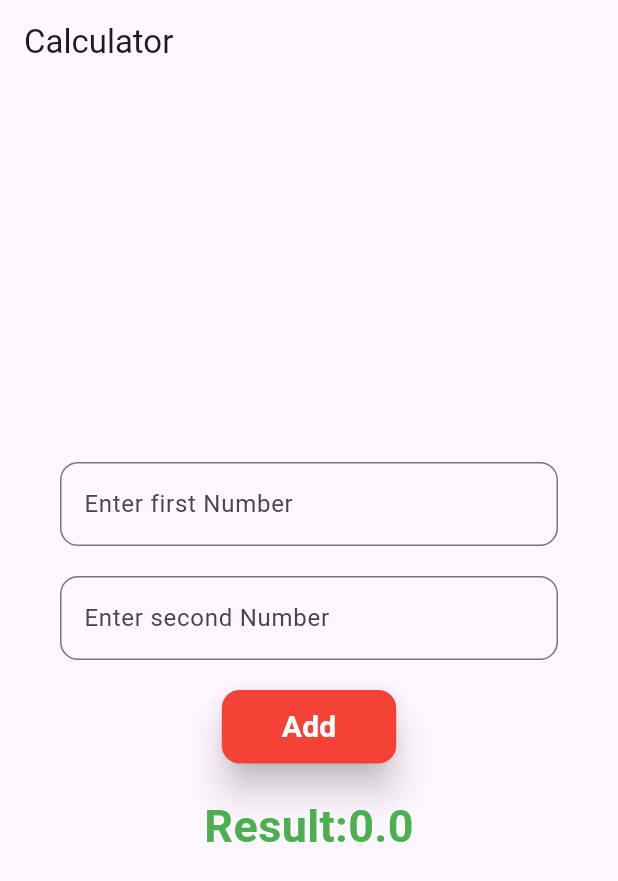
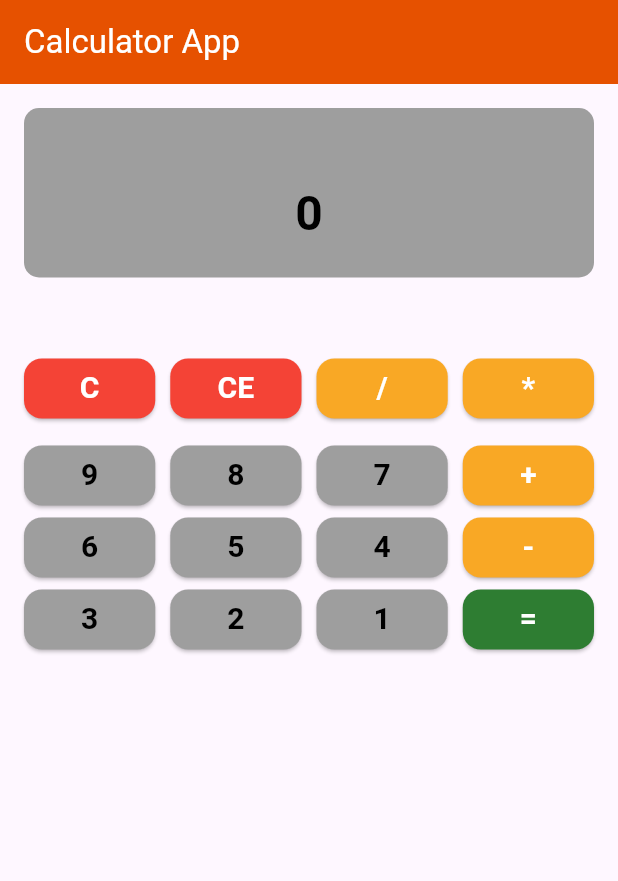
Before and after one commit to Shimon31/Calculator-_flutter, a Flutter app: the screen it shows after launch, on a phone screen of 412 x 824 dp. Shown: the top 881 px of the screen. Run offline on Flutter 3.47's test engine with Material 3 defaults, Android fonts, the phone set to English and light mode, and no system bars.

Commit message:
add complete_calculator.dart

```diff
--- /dev/null
+++ b/lib/complete_calculator.dart
@@ -0,0 +1,300 @@
+import 'package:flutter/cupertino.dart';
+import 'package:flutter/material.dart';
+
+class Complete_Calculator extends StatefulWidget {
+  const Complete_Calculator({super.key});
+
+  @override
+  State<Complete_Calculator> createState() => _CalculatorState();
+}
+
+class _CalculatorState extends State<Complete_Calculator> {
+  String display = "0";
+  String firstNumber = "";
+  String operation = "";
+  bool isNewNumber = true;
+
+  @override
+  Widget build(BuildContext context) {
+    return Scaffold(
+      appBar: AppBar(
+        title: Text("Calculator App"),
+        backgroundColor: Colors.orange[900],
+        foregroundColor: Colors.white,
+      ),
+      body: Padding(
+        padding: EdgeInsets.all(16),
+        child: Column(
+          children: [
+            Container(
+              width: double.infinity,
+              padding: EdgeInsets.all(20),
+              decoration: BoxDecoration(
+                color: Colors.grey,
+                borderRadius: BorderRadius.circular(10),
+              ),
+              child: Column(
+                mainAxisAlignment: MainAxisAlignment.end,
+                children: [
+                  Text(
+                    operation.isNotEmpty ? "$firstNumber $operation" : "",
+                    style: TextStyle(fontSize: 16, color: Colors.grey[300]),
+                  ),
+                  SizedBox(height: 4),
+                  Text(
+                    display,
+                    style: TextStyle(
+                      fontSize: 32,
+                      color: Colors.black,
+                      fontWeight: FontWeight.bold,
+                    ),
+                  ),
+                ],
+              ),
+            ),
+            SizedBox(height: 50),
+
+            // Buttons section (Expanded here)
+            Expanded(
+              child: Column(
+                children: [
+                  //first Row
+                  Row(
+                    children: [
+                      Expanded(child: _buildButton("C", Colors.red, _clear)),
+                      SizedBox(width: 10),
+                      Expanded(
+                        child: _buildButton("CE", Colors.red, _clearEntry),
+                      ),
+                      SizedBox(width: 10),
+                      Expanded(
+                        child: _buildButton(
+                          "/",
+                          Colors.yellow[800]!,
+                              () => _operation('/'),
+                        ),
+                      ),
+                      SizedBox(width: 10),
+                      Expanded(
+                        child: _buildButton(
+                          "*",
+                          Colors.yellow[800]!,
+                              () => _operation("*"),
+                        ),
+                      ),
+                    ],
+                  ),
+                  SizedBox(height: 10),
+                  //second Row
+                  Row(
+                    children: [
+                      Expanded(
+                        child: _buildButton(
+                          "9",
+                          Colors.grey,
+                              () => _addDigit('9'),
+                        ),
+                      ),
+                      SizedBox(width: 10),
+                      Expanded(
+                        child: _buildButton(
+                          "8",
+                          Colors.grey,
+                              () => _addDigit('8'),
+                        ),
+                      ),
+                      SizedBox(width: 10),
+                      Expanded(
+                        child: _buildButton(
+                          "7",
+                          Colors.grey,
+                              () => _addDigit('7'),
+                        ),
+                      ),
+                      SizedBox(width: 10),
+                      Expanded(
+                        child: _buildButton(
+                          "+",
+                          Colors.yellow[800]!,
+                              () => _operation("+"),
+                        ),
+                      ),
+                    ],
+                  ),
+                  //Third Row
+                  Row(
+                    children: [
+                      Expanded(
+                        child: _buildButton(
+                          "6",
+                          Colors.grey,
+                              () => _addDigit('6'),
+                        ),
+                      ),
+                      SizedBox(width: 10),
+                      Expanded(
+                        child: _buildButton(
+                          "5",
+                          Colors.grey,
+                              () => _addDigit('5'),
+                        ),
+                      ),
+                      SizedBox(width: 10),
+                      Expanded(
+                        child: _buildButton(
+                          "4",
+                          Colors.grey,
+                              () => _addDigit('4'),
+                        ),
+                      ),
+                      SizedBox(width: 10),
+                      Expanded(
+                        child: _buildButton(
+                          "-",
+                          Colors.yellow[800]!,
+                              () => _operation("-"),
+                        ),
+                      ),
+                    ],
+                  ),
+                  //Fourth Row
+                  Row(
+                    children: [
+                      Expanded(
+                        child: _buildButton(
+                          "3",
+                          Colors.grey,
+                              () => _addDigit('3'),
+                        ),
+                      ),
+                      SizedBox(width: 10),
+                      Expanded(
+                        child: _buildButton(
+                          "2",
+                          Colors.grey,
+                              () => _addDigit('2'),
+                        ),
+                      ),
+                      SizedBox(width: 10),
+                      Expanded(
+                        child: _buildButton(
+                          "1",
+                          Colors.grey,
+                              () => _addDigit('1'),
+                        ),
+                      ),
+                      SizedBox(width: 10),
+                      Expanded(
+                        child: _buildButton(
+                          "=",
+                          Colors.green[800]!,
+                          _result,
+                        ),
+                      ),
+                    ],
+                  ),
+                ],
+              ),
+            ),
+          ],
+        ),
+      ),
+    );
+  }
+
+  Widget _buildButton(String text, Color color, VoidCallback onPressed) {
+    return ElevatedButton(
+      onPressed: onPressed,
+      style: ElevatedButton.styleFrom(
+        backgroundColor: color,
+        foregroundColor: color == Colors.grey ? Colors.black : Colors.white,
+        shape: RoundedRectangleBorder(borderRadius: BorderRadius.circular(12)),
+      ),
+      child: Text(
+        text,
+        style: TextStyle(fontSize: 20, fontWeight: FontWeight.bold),
+      ),
+    );
+  }
+
+  void _clear() {
+    setState(() {
+      display = "0";
+      firstNumber = "";
+      operation = "";
+      isNewNumber = true;
+    });
+  }
+
+  void _clearEntry() {
+    setState(() {
+      display = "0";
+      isNewNumber = true;
+    });
+  }
+
+  void _operation(String _operation) {
+    setState(() {
+      firstNumber = display;
+      operation = _operation;
+      isNewNumber = true;
+    });
+  }
+
+  void _addDigit(String digit) {
+    setState(() {
+      if (isNewNumber) {
+        display = digit;
+        isNewNumber = false;
+      } else {
+        if (display == "0") {
+          display = digit;
+        } else {
+          display += digit;
+        }
+      }
+    });
+  }
+
+  void _result() {
+    if (firstNumber.isNotEmpty && operation.isNotEmpty) {
+      setState(() {
+        double first = double.parse(firstNumber);
+        double second = double.parse(display);
+        double result = 0;
+
+        switch (operation) {
+          case '+':
+            result = first + second;
+            break;
+
+          case "-":
+            result = first - second;
+            break;
+
+          case "*":
+            result = first * second;
+            break;
+
+          case "/":
+            if(second!=0){
+              result = first/second;
+            }else{
+              display = "Error";
+              firstNumber ="";
+              operation = "";
+              isNewNumber= true;
+              return;
+            }
+            break;
+        }
+
+        display = result.toString();
+        if(display.endsWith('.0')){
+          display = display.substring(0,display.length -2);
+        }
+
+      });
+    }
+  }
+}
--- a/lib/main.dart
+++ b/lib/main.dart
@@ -1,3 +1,4 @@
+import 'package:calculator/complete_calculator.dart';
 import 'package:flutter/cupertino.dart';
 import 'package:flutter/material.dart';
 
@@ -14,7 +15,7 @@ class MyApp extends StatelessWidget{
   Widget build(BuildContext context) {
     return MaterialApp(
       debugShowCheckedModeBanner: false,
-      home: Calculator(),
+      home: Complete_Calculator(),
     );
   }
 
```
